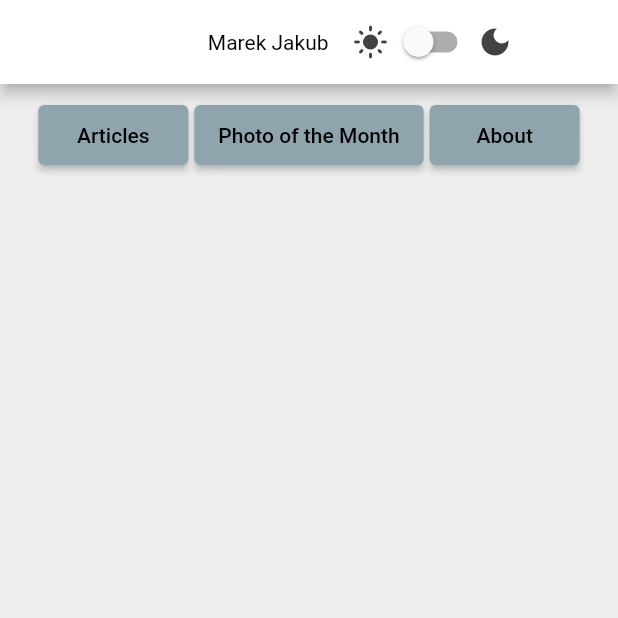
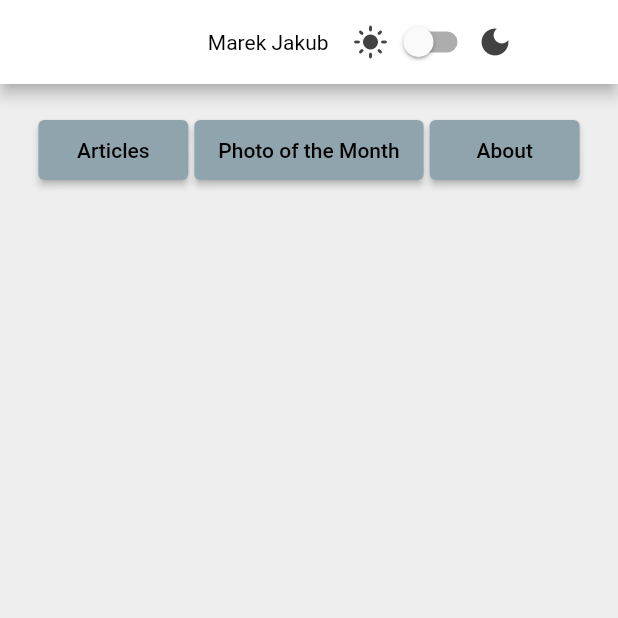
Before and after one commit to marek-jakub/personal_flutter, a Flutter app: the screen it shows after launch, on a phone screen of 412 x 824 dp, the top half of it. Run offline on Flutter 3.47's test engine with Material 2 defaults, Android fonts, the phone set to English and light mode, and no system bars; our stand-ins replace google_fonts; missing offline and left inert: markup_text.

Commit message:
Add padding around nav buttons.

```diff
--- a/lib/screens/welcome_screen.dart
+++ b/lib/screens/welcome_screen.dart
@@ -39,7 +39,9 @@ class _WelcomeScreenState extends State<WelcomeScreen> {
             padding: const EdgeInsets.all(8.0),
             child: Column(
               children: <Widget>[
-                Row(
+                Padding(
+                  padding: const EdgeInsets.fromLTRB(0, 10, 0, 25),
+                  child: Row(
                     mainAxisAlignment: MainAxisAlignment.center,
                     children: [
                       Padding(
@@ -71,6 +73,7 @@ class _WelcomeScreenState extends State<WelcomeScreen> {
                       ),
                     ],
                   ),
+                ),
               ],
             ),
           ),
```
Lines whose indentation alone changed are shown as unchanged.
